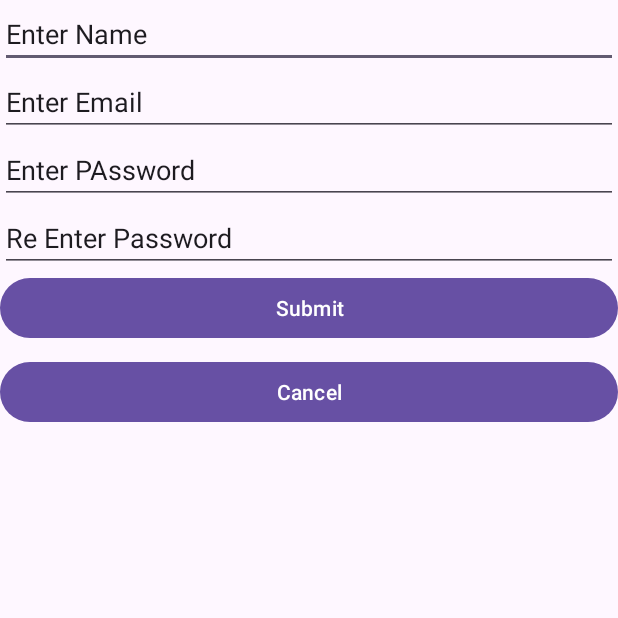
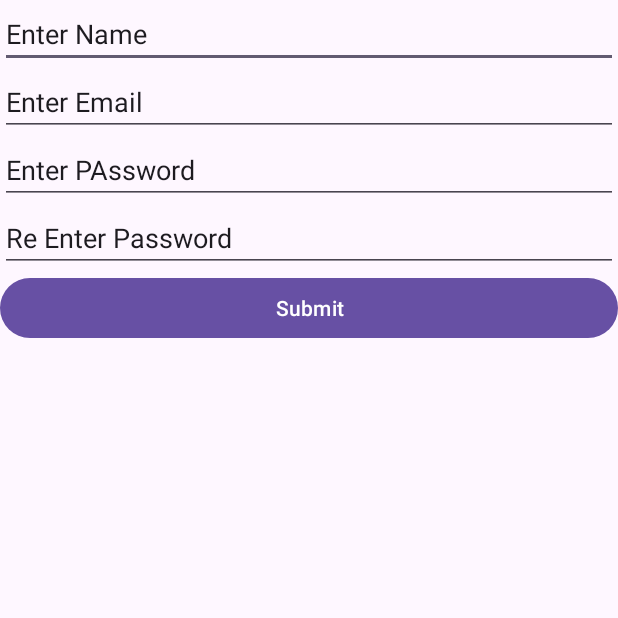
Before and after one commit to moonchild002/MAD, an Android app: the screen it shows after launch (MainActivity), on a phone screen of 412 x 824 dp, the top half of it. Run offline under Robolectric (Android 15) with nearby library versions, the phone set to English and light mode, and no system bars.

Commit message:
Initial commit

```diff
--- a/app/src/main/res/layout/activity_main.xml
+++ b/app/src/main/res/layout/activity_main.xml
@@ -60,15 +60,4 @@
         app:layout_constraintStart_toStartOf="parent"
         app:layout_constraintTop_toBottomOf="@+id/RePassword" />
 
-    <Button
-        android:id="@+id/BtnCancell"
-        android:layout_width="0dp"
-        android:layout_height="wrap_content"
-        android:layout_marginTop="8dp"
-        android:text="Cancel"
-        app:layout_constraintEnd_toEndOf="parent"
-        app:layout_constraintHorizontal_bias="0.0"
-        app:layout_constraintStart_toStartOf="parent"
-        app:layout_constraintTop_toBottomOf="@+id/SubButton" />
-
 </androidx.constraintlayout.widget.ConstraintLayout>
```
